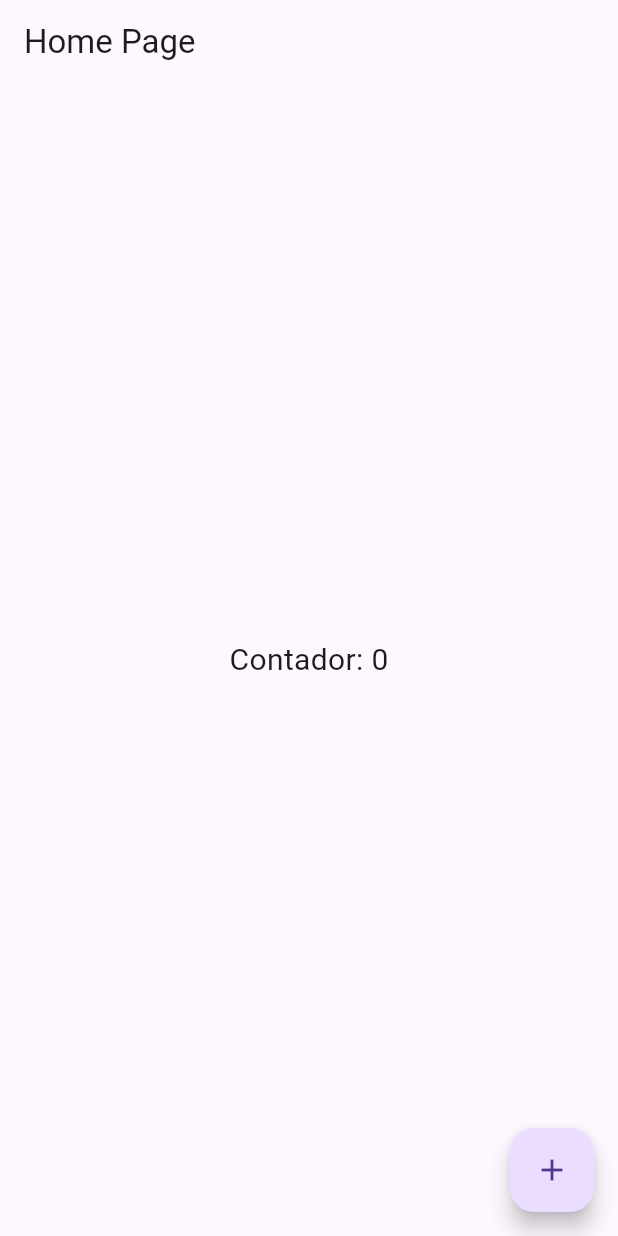
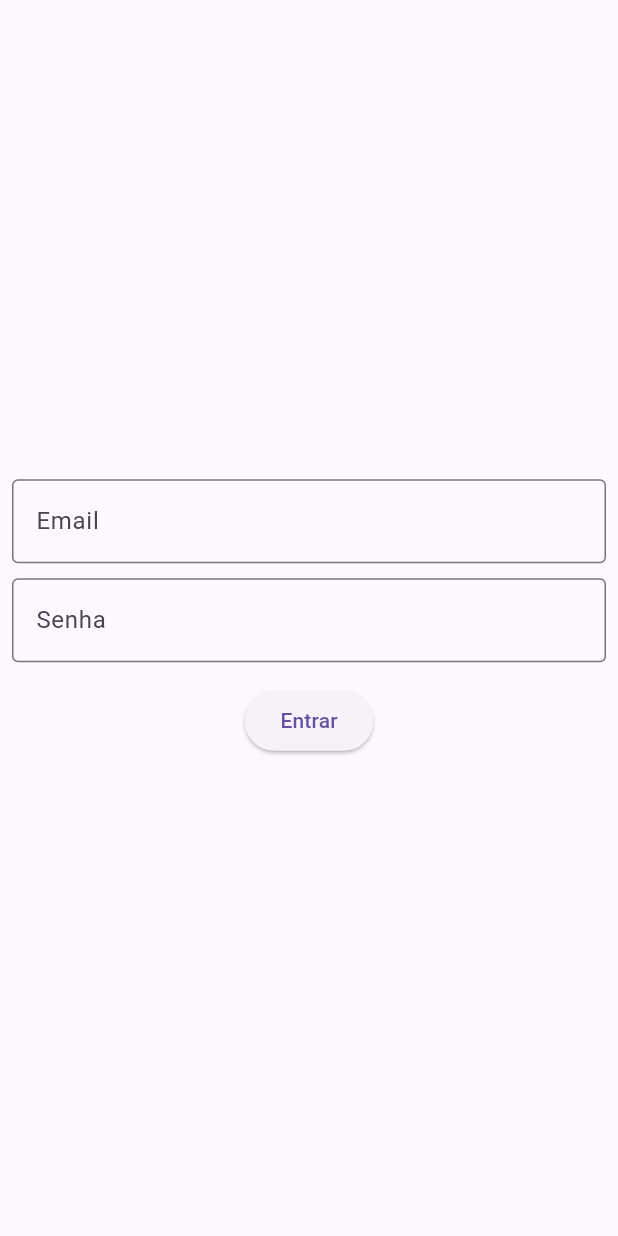
Before and after one commit to leonardolucena/project_flutter, a Flutter app: the screen it shows after launch, on a phone screen of 412 x 824 dp. Run offline on Flutter 3.47's test engine with Material 3 defaults, Android fonts, the phone set to English and light mode, and no system bars.

Commit message:
alterações

```diff
--- a/my_app/lib/app_widget.dart
+++ b/my_app/lib/app_widget.dart
@@ -1,4 +1,5 @@
 import 'package:flutter/material.dart';
+import 'package:my_app/login_page.dart';
 
 import 'home_page.dart';
 
@@ -7,7 +8,7 @@ class AppWidget extends StatelessWidget {
   Widget build(BuildContext context) {
     return MaterialApp(
       theme: ThemeData(primaryColor: Colors.red),
-      home: HomePage(),
+      home: LoginPage(),
     );
   }
 }
--- /dev/null
+++ b/my_app/lib/login_page.dart
@@ -0,0 +1,42 @@
+import 'package:flutter/material.dart';
+
+class LoginPage extends StatefulWidget {
+  @override
+  State<LoginPage> createState() => _LoginPageState();
+}
+
+class _LoginPageState extends State<LoginPage> {
+  @override
+  Widget build(BuildContext context) {
+    return Material(
+      child: SizedBox(
+        width: double.infinity,
+        height: double.infinity,
+        child: Padding(
+          padding: const EdgeInsets.all(8.0),
+          child: Column(
+            mainAxisAlignment: MainAxisAlignment.center,
+            children: [
+              const TextField(
+                keyboardType: TextInputType.emailAddress,
+                decoration: InputDecoration(
+                    labelText: 'Email', border: OutlineInputBorder()),
+              ),
+              const SizedBox(height: 10),
+              const TextField(
+                obscureText: true,
+                decoration: InputDecoration(
+                    labelText: 'Senha', border: OutlineInputBorder()),
+              ),
+              const SizedBox(height: 15),
+              ElevatedButton(
+                child: const Text('Entrar'),
+                onPressed: () {},
+              ),
+            ],
+          ),
+        ),
+      ),
+    );
+  }
+}
```
